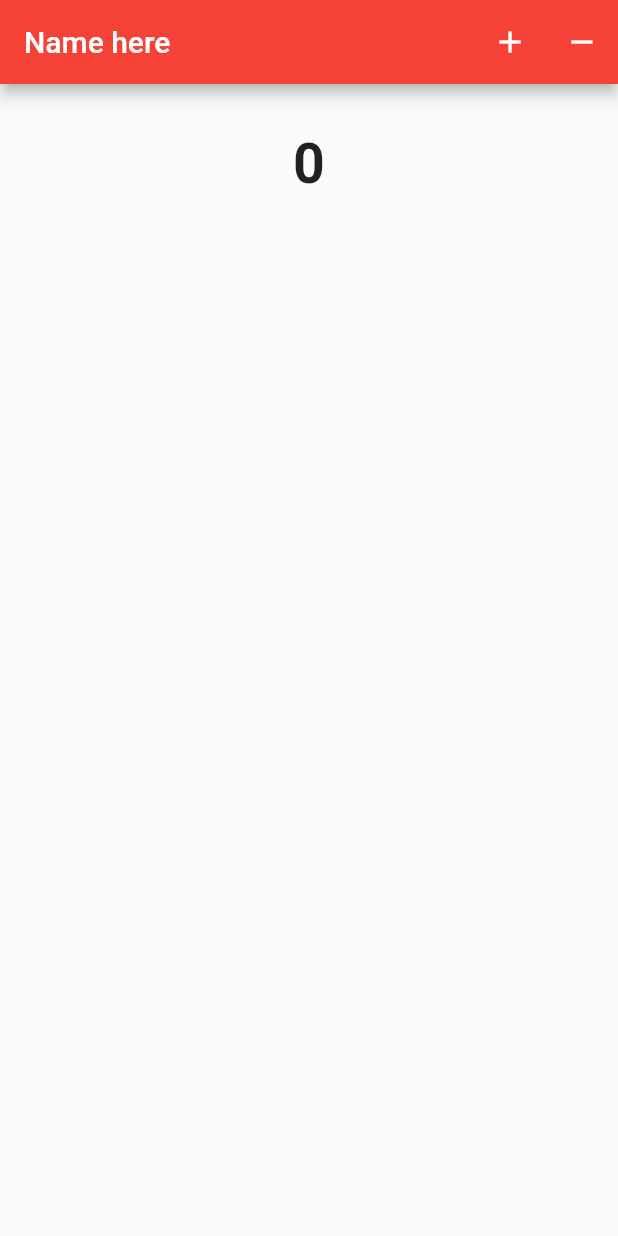
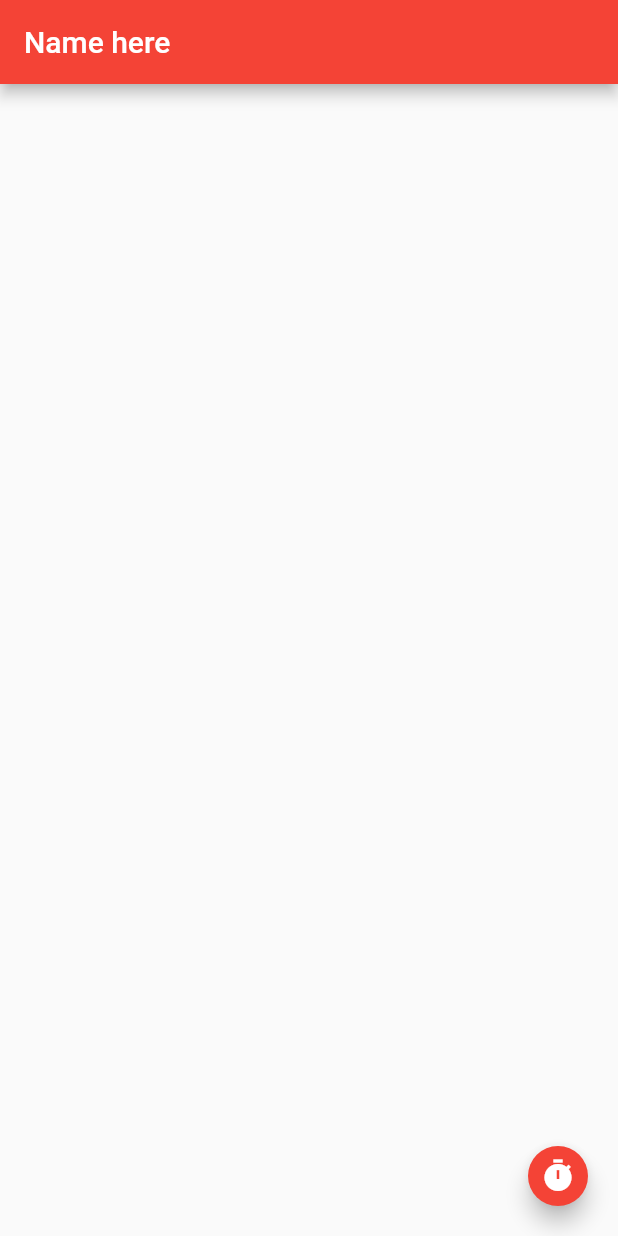
Before and after one commit to amit142857/live_template, a Flutter app: the screen it shows after launch, on a phone screen of 412 x 824 dp. Run offline on Flutter 3.47's test engine with Material 2 defaults, Android fonts, the phone set to English and light mode, and no system bars.

Commit message:
floating actionbutton

```diff
--- a/lib/main.dart
+++ b/lib/main.dart
@@ -1,6 +1,5 @@
 import 'package:flutter/material.dart';
 import 'package:flutter/rendering.dart';
-import 'dart:async';
 
 void main() {
   runApp(MaterialApp(
@@ -15,26 +14,22 @@ class MyApp extends StatefulWidget {
 }
 
 class _MyAppState extends State<MyApp> {
-    int _value = 0;
+    String _value = "";
+    void _onClicked() => setState(() => _value = DateTime.now().toString());
 
-    void _add() => setState(() => _value++);
-    void _sub() => setState(() => _value--);
+
   @override
   Widget build(BuildContext context) {
     return new Scaffold(
       appBar: new AppBar(
         title:new Text("Name here"),
         backgroundColor: Colors.red,
-        actions: [
-          IconButton(
-            icon: Icon(Icons.add),
-            onPressed: _add,
-          ),
-          IconButton(
-            icon: Icon(Icons.remove),
-            onPressed: _sub,
-          )
-        ],
+      ),
+      floatingActionButton: FloatingActionButton(
+        onPressed: _onClicked,
+        backgroundColor: Colors.red,
+        mini: true,
+        child: Icon(Icons.timer),
       ),
       body: Container(
         padding: EdgeInsets.all(32),
@@ -47,7 +42,6 @@ class _MyAppState extends State<MyApp> {
                 fontWeight: FontWeight.bold
               ),
               ),
-
             ],
           ),
         ),
```
